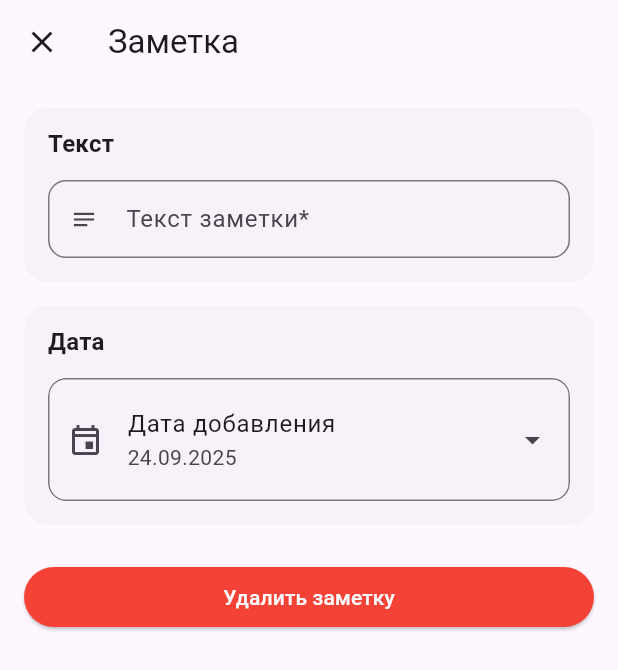
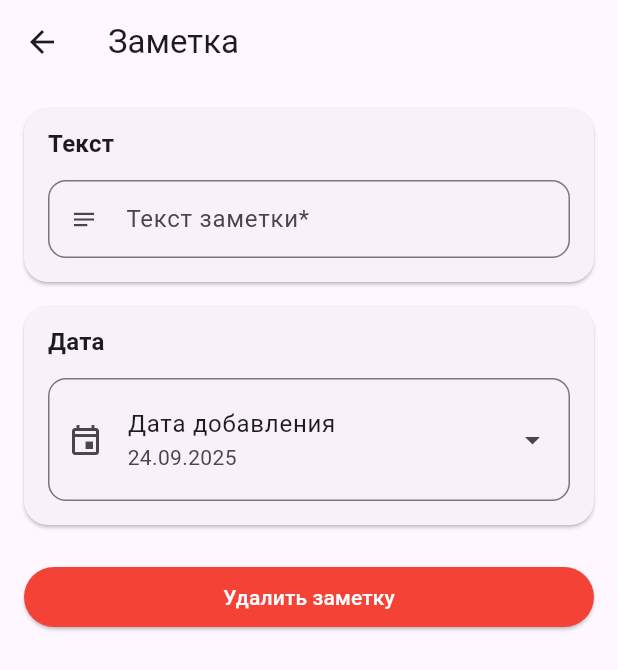
Before and after one commit to SergeyFierce/touchnotebookbeta_flutter, a Flutter app: the NoteDetailsScreen screen opened directly with empty values, on a phone screen of 412 x 824 dp. Shown: the top 670 px of the screen. Run offline on Flutter 3.47's test engine with Material 3 defaults, Android fonts, the phone set to English and light mode, and no system bars; drawn by our look-alikes of overlay_support; our stand-ins replace flutter_svg, mask_text_input_formatter, sqflite; accounts and stored records are empty.

Commit message:
Fix All part44

```diff
--- a/lib/screens/note_details_screen.dart
+++ b/lib/screens/note_details_screen.dart
@@ -1,28 +1,25 @@
-import 'dart:async';
 import 'package:flutter/material.dart';
 import 'package:intl/intl.dart';
 import '../models/note.dart';
 import '../services/contact_database.dart';
-import '../widgets/system_notifications.dart';
 
 class NoteDetailsScreen extends StatefulWidget {
   final Note note;
+
   const NoteDetailsScreen({super.key, required this.note});
 
   @override
   State<NoteDetailsScreen> createState() => _NoteDetailsScreenState();
 }
 
-class _NoteDetailsScreenState extends State<NoteDetailsScreen>
-    with SingleTickerProviderStateMixin {
-  late Note _note;          // актуальная заметка на экране
-  late Note _savedSnapshot; // «последняя сохранённая» версия
+class _NoteDetailsScreenState extends State<NoteDetailsScreen> {
+  late Note _note;
+  late Note _savedSnapshot;
 
   final _formKey = GlobalKey<FormState>();
   final _textController = TextEditingController();
   DateTime _date = DateTime.now();
 
-  bool _isEditing = false;
   @override
   void initState() {
     super.initState();
@@ -36,143 +33,78 @@ class _NoteDetailsScreenState extends State<NoteDetailsScreen>
     super.dispose();
   }
 
-  // ==== UI helpers (как в AddNote) ====
-
-  InputDecoration _outlinedDec({
-    required String label,
-    String? hint,
-    IconData? prefixIcon,
-  }) {
-    final theme = Theme.of(context);
-    return InputDecoration(
-      labelText: label,
-      hintText: hint,
-      prefixIcon: prefixIcon != null ? Icon(prefixIcon) : null,
-      border: OutlineInputBorder(borderRadius: BorderRadius.circular(12)),
-      enabledBorder: OutlineInputBorder(
-        borderRadius: BorderRadius.circular(12),
-        borderSide: BorderSide(color: theme.dividerColor),
-      ),
-      isDense: true,
-      contentPadding: const EdgeInsets.symmetric(horizontal: 12, vertical: 14),
-    );
-  }
-
-  Widget _sectionCard({required String title, required List<Widget> children}) {
-    final theme = Theme.of(context);
-    return Card(
-      elevation: 0,
-      margin: const EdgeInsets.only(bottom: 16),
-      shape: RoundedRectangleBorder(borderRadius: BorderRadius.circular(16)),
-      clipBehavior: Clip.antiAlias,
-      child: Padding(
-        padding: const EdgeInsets.fromLTRB(16, 12, 16, 16),
-        child: Column(
-          crossAxisAlignment: CrossAxisAlignment.start,
-          children: [
-            Text(title, style: theme.textTheme.titleMedium?.copyWith(fontWeight: FontWeight.w700)),
-            const SizedBox(height: 12),
-            ...children,
-          ],
-        ),
-      ),
-    );
-  }
-
-  Widget _borderedTile({required Widget child}) {
-    final theme = Theme.of(context);
-    return Material(
-      color: Colors.transparent,
-      shape: RoundedRectangleBorder(borderRadius: BorderRadius.circular(12)),
-      clipBehavior: Clip.antiAlias,
-      child: Container(
-        decoration: BoxDecoration(
-          border: Border.all(color: theme.dividerColor),
-          borderRadius: BorderRadius.circular(12),
-        ),
-        child: child,
-      ),
-    );
-  }
-
-  // ==== загрузка/состояние ====
-
   void _loadFromNote() {
     _textController.text = _note.text;
     _date = _note.createdAt;
-    _savedSnapshot = _note;
-    _isEditing = false; // режим просмотра по умолчанию
+    _savedSnapshot = _note.copyWith(); // копия снапшота
     setState(() {});
   }
 
-  bool get _isDirty {
-    return _textController.text.trim() != _savedSnapshot.text ||
-        !_sameDay(_date, _savedSnapshot.createdAt);
-  }
+  bool get _isDirty =>
+      _textController.text.trim() != _savedSnapshot.text ||
+          !DateUtils.isSameDay(_date, _savedSnapshot.createdAt);
 
-  bool _sameDay(DateTime a, DateTime b) =>
-      a.year == b.year && a.month == b.month && a.day == b.day;
-
-  // ==== действия ====
+  bool get _canSave =>
+      _isDirty && (_formKey.currentState?.validate() ?? false);
 
   Future<void> _pickDate() async {
-    final now = DateTime.now();
     final picked = await showDatePicker(
       context: context,
       initialDate: _date,
       firstDate: DateTime(2000),
-      lastDate: now,
+      lastDate: DateTime.now(),
       locale: const Locale('ru'),
     );
     if (picked != null) {
-      setState(() {
-        _date = DateTime(picked.year, picked.month, picked.day); // только дата
-        _isEditing = _isDirty;
-      });
+      setState(() => _date = DateTime(picked.year, picked.month, picked.day));
     }
   }
 
-  bool get _canSave => _isDirty && (_formKey.currentState?.validate() ?? false);
-
   Future<void> _save() async {
     if (!_canSave) return;
+
     final updated = _note.copyWith(
       text: _textController.text.trim(),
       createdAt: _date,
     );
+
+    try {
       await ContactDatabase.instance.updateNote(updated);
       _note = updated;
-    _savedSnapshot = updated;
-    setState(() => _isEditing = false);
-
-    showSuccessBanner('Заметка сохранена');
+      _savedSnapshot = updated.copyWith();
 
       if (!mounted) return;
+      ScaffoldMessenger.of(context).showSnackBar(
+        const SnackBar(content: Text('Заметка сохранена')),
+      );
       Navigator.pop(context, {'updated': true});
+    } catch (e) {
+      if (!mounted) return;
+      ScaffoldMessenger.of(context).showSnackBar(
+        SnackBar(content: Text('Ошибка при сохранении: $e')),
+      );
     }
-
+  }
 
   Future<void> _delete() async {
     final ok = await showDialog<bool>(
       context: context,
-      builder: (context) => AlertDialog(
-        title: const Text('Удалить заметку?'),
-        content: const Text('Это действие нельзя отменить.'),
-        actions: [
-          TextButton(onPressed: () => Navigator.pop(context, false), child: const Text('Отмена')),
-          TextButton(onPressed: () => Navigator.pop(context, true), child: const Text('Удалить', style: TextStyle(color: Colors.red))),
-        ],
-      ),
+      builder: (context) => const _DeleteDialog(),
     );
     if (ok != true) return;
 
+    try {
       if (_note.id != null) {
         await ContactDatabase.instance.deleteNote(_note.id!);
       }
-
       if (!mounted) return;
-
       Navigator.pop(context, {'deleted': _note});
+    } catch (e) {
+      if (!mounted) return;
+      ScaffoldMessenger.of(context).showSnackBar(
+        SnackBar(content: Text('Ошибка при удалении: $e')),
+      );
+    }
   }
 
   @override
@@ -182,13 +114,19 @@ class _NoteDetailsScreenState extends State<NoteDetailsScreen>
     return Scaffold(
       appBar: AppBar(
         leading: IconButton(
-          tooltip: 'Закрыть',
-          icon: const Icon(Icons.close),
-          onPressed: () => Navigator.pop(context),
+          tooltip: _isDirty ? 'Отменить изменения' : 'Назад',
+          icon: Icon(_isDirty ? Icons.close : Icons.arrow_back),
+          onPressed: () {
+            if (_isDirty) {
+              _loadFromNote(); // откат изменений
+            } else {
+              Navigator.pop(context); // обычный выход
+            }
+          },
         ),
         title: const Text('Заметка'),
         actions: [
-          if (_isEditing)
+          if (_isDirty)
             IconButton(
               tooltip: 'Сохранить',
               icon: const Icon(Icons.check),
@@ -208,39 +146,40 @@ class _NoteDetailsScreenState extends State<NoteDetailsScreen>
               child: ListView(
                 physics: const BouncingScrollPhysics(),
                 children: [
-                  _sectionCard(
+                  SectionCard(
                     title: 'Текст',
-                    children: [
-                      TextFormField(
+                    child: TextFormField(
                       controller: _textController,
                       minLines: 1,
                       maxLines: null,
                       textInputAction: TextInputAction.newline,
-                        decoration: _outlinedDec(
-                          label: 'Текст заметки*',
+                      decoration: AppDecorations.input(
+                        'Текст заметки*',
                         hint: 'Введите текст',
-                          prefixIcon: Icons.notes_outlined,
+                        prefixIcon: Icons.notes,
                       ),
-                        validator: (v) => (v == null || v.trim().isEmpty) ? 'Введите текст' : null,
-                        onChanged: (_) => setState(() => _isEditing = _isDirty),
+                      validator: _validateNotEmpty,
+                      onChanged: (_) => setState(() {}),
                     ),
-                    ],
                   ),
-                  _sectionCard(
+                  SectionCard(
                     title: 'Дата',
-                    children: [
-                      _borderedTile(
+                    child: BorderedTile(
                       child: ListTile(
-                          contentPadding: const EdgeInsets.symmetric(horizontal: 12, vertical: 4),
+                        contentPadding: const EdgeInsets.symmetric(
+                          horizontal: 12,
+                          vertical: 4,
+                        ),
                         leading: const Icon(Icons.event_outlined),
                         title: const Text('Дата добавления'),
                         subtitle: Text(dateStr),
                         trailing: const Icon(Icons.arrow_drop_down),
                         onTap: _pickDate,
-                          shape: RoundedRectangleBorder(borderRadius: BorderRadius.circular(12)),
+                        shape: RoundedRectangleBorder(
+                          borderRadius: BorderRadius.circular(12),
                         ),
                       ),
-                    ],
+                    ),
                   ),
                   const SizedBox(height: 8),
                   ElevatedButton(
@@ -257,7 +196,102 @@ class _NoteDetailsScreenState extends State<NoteDetailsScreen>
           ),
         ),
       ),
+    );
+  }
 
+  String? _validateNotEmpty(String? v) =>
+      (v == null || v.trim().isEmpty) ? 'Введите текст' : null;
+}
+
+// ==== Дополнительные виджеты/утилиты ====
+
+class AppDecorations {
+  static InputDecoration input(
+      String label, {
+        String? hint,
+        IconData? prefixIcon,
+      }) {
+    return InputDecoration(
+      labelText: label,
+      hintText: hint,
+      prefixIcon: prefixIcon != null ? Icon(prefixIcon) : null,
+      border: OutlineInputBorder(borderRadius: BorderRadius.circular(12)),
+      isDense: true,
+      contentPadding: const EdgeInsets.symmetric(horizontal: 12, vertical: 14),
     );
   }
 }
+
+class SectionCard extends StatelessWidget {
+  final String title;
+  final Widget child;
+
+  const SectionCard({super.key, required this.title, required this.child});
+
+  @override
+  Widget build(BuildContext context) {
+    final theme = Theme.of(context);
+    return Card(
+      margin: const EdgeInsets.only(bottom: 16),
+      shape: RoundedRectangleBorder(borderRadius: BorderRadius.circular(16)),
+      child: Padding(
+        padding: const EdgeInsets.fromLTRB(16, 12, 16, 16),
+        child: Column(
+          crossAxisAlignment: CrossAxisAlignment.start,
+          children: [
+            Text(
+              title,
+              style: theme.textTheme.titleMedium?.copyWith(
+                fontWeight: FontWeight.bold,
+              ),
+            ),
+            const SizedBox(height: 12),
+            child,
+          ],
+        ),
+      ),
+    );
+  }
+}
+
+class BorderedTile extends StatelessWidget {
+  final Widget child;
+  const BorderedTile({super.key, required this.child});
+
+  @override
+  Widget build(BuildContext context) {
+    final theme = Theme.of(context);
+    return Container(
+      decoration: BoxDecoration(
+        border: Border.all(color: theme.dividerColor),
+        borderRadius: BorderRadius.circular(12),
+      ),
+      child: child,
+    );
+  }
+}
+
+class _DeleteDialog extends StatelessWidget {
+  const _DeleteDialog();
+
+  @override
+  Widget build(BuildContext context) {
+    return AlertDialog(
+      title: const Text('Удалить заметку?'),
+      content: const Text('Это действие нельзя отменить.'),
+      actions: [
+        TextButton(
+          onPressed: () => Navigator.pop(context, false),
+          child: const Text('Отмена'),
+        ),
+        TextButton(
+          onPressed: () => Navigator.pop(context, true),
+          child: const Text(
+            'Удалить',
+            style: TextStyle(color: Colors.red),
+          ),
+        ),
+      ],
+    );
+  }
+}
```
Also changed, not shown: lib/screens/notes_list_screen.dart (+3 -13 lines). Lines whose indentation alone changed are shown as unchanged.
